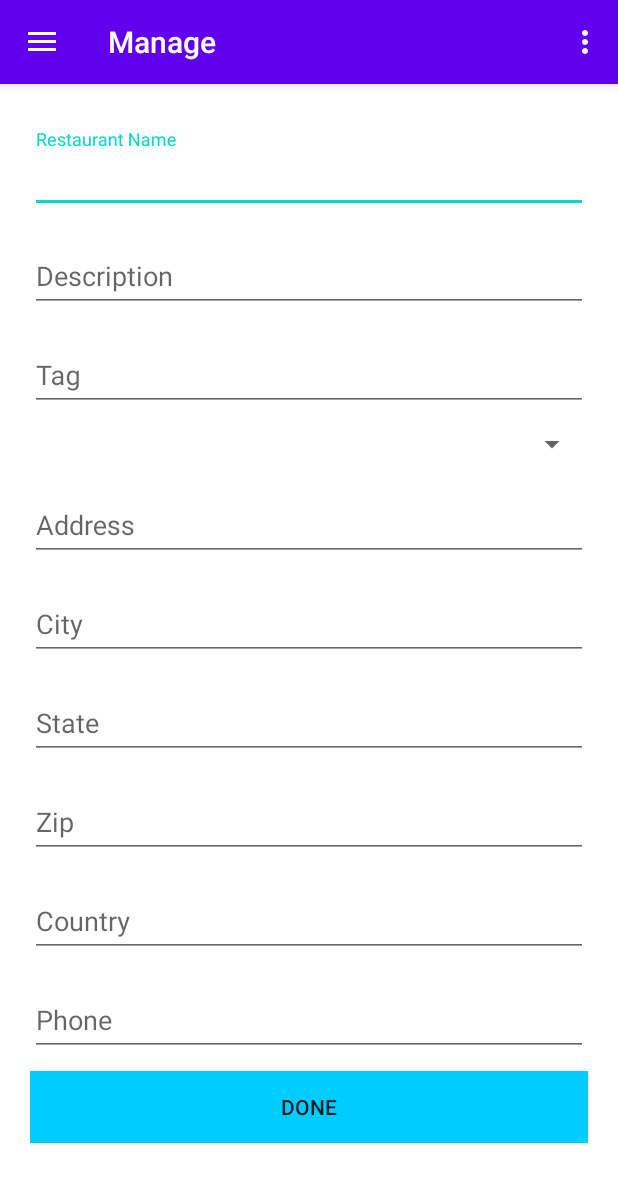
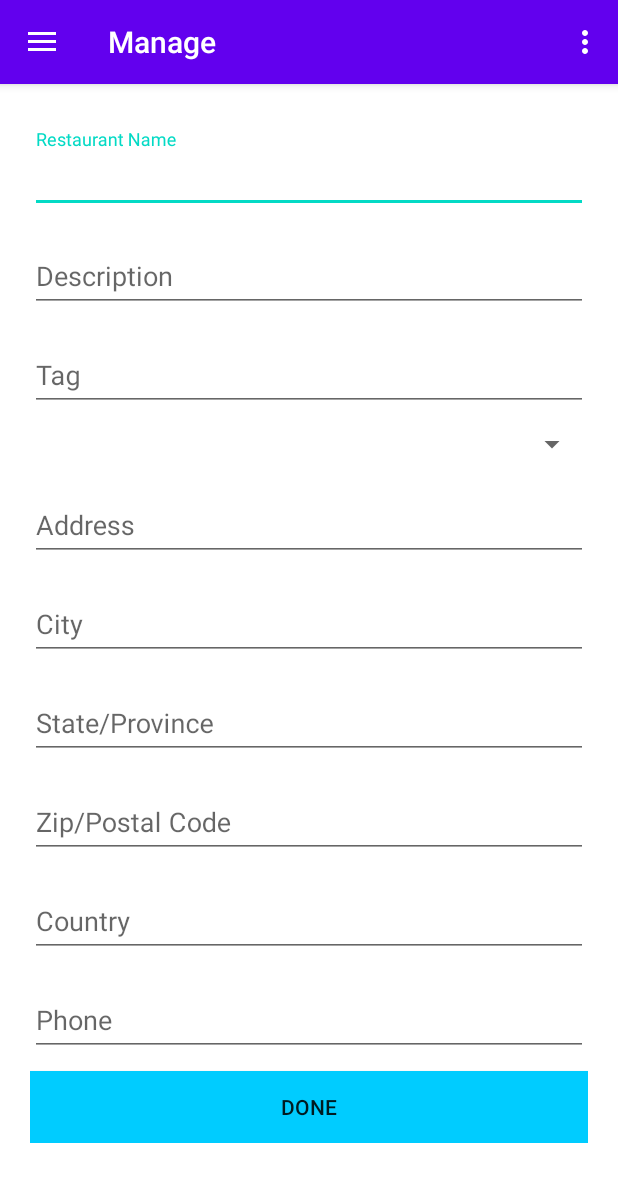
Before and after one commit to williamst957/mobileProject, an Android app: the screen it shows after launch (HostActivity), in the side drawer, after a tap on "Manage", on a phone screen of 412 x 824 dp. Shown: the top 1182 px of the screen. Run offline under Robolectric (Android 15) with nearby library versions, the phone set to English and light mode, and no system bars; our stand-ins replace navigation-ui.

Commit message:
tried to fix some bugs and fixed naming

```diff
--- a/app/src/main/res/values/strings.xml
+++ b/app/src/main/res/values/strings.xml
@@ -45,8 +45,8 @@
     <string name="text_res_address">Address</string>
     <string name="text_res_description">Description</string>
     <string name="text_res_city">City</string>
-    <string name="text_res_state">State</string>
-    <string name="text_res_zip">Zip</string>
+    <string name="text_res_state">State/Province</string>
+    <string name="text_res_zip">Zip/Postal Code</string>
     <string name="text_res_country">Country</string>
     <string name="text_res_phone">Phone</string>
     <string name="text_res_tag">Tag</string>
```
Also changed, not shown: 1 other file.
